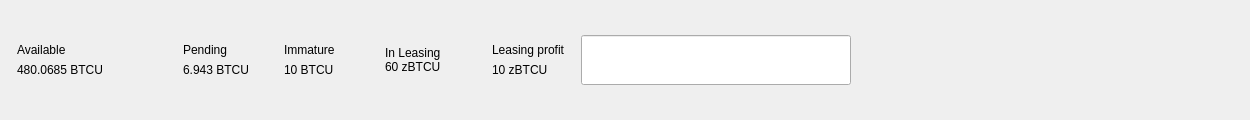
The window that src/qt/btcu/forms/topbar.ui (bitcoin-ultimatum/orion) describes before a commit, drawn with Qt 5.
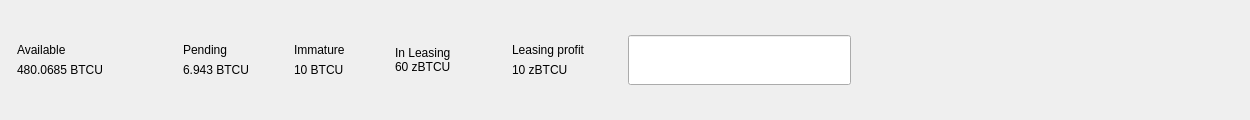
The same window after the commit. Custom widgets are drawn as their Qt base class.

Commit message: In Leasing and Leasing Profit output in the topbar

What changed in the file:
```diff
--- a/src/qt/btcu/forms/topbar.ui
+++ b/src/qt/btcu/forms/topbar.ui
@@ -171,7 +171,7 @@
          <widget class="QLabel" name="labelPendingPiv">
           <property name="minimumSize">
            <size>
-            <width>90</width>
+            <width>100</width>
             <height>0</height>
            </size>
           </property>
@@ -330,7 +330,7 @@
          <widget class="QLabel" name="labelLeasing">
           <property name="minimumSize">
            <size>
-            <width>90</width>
+            <width>100</width>
             <height>0</height>
            </size>
           </property>
@@ -421,6 +421,12 @@
         </item>
         <item>
          <widget class="QLabel" name="labelImmaturezPiv">
+          <property name="minimumSize">
+           <size>
+            <width>100</width>
+            <height>0</height>
+           </size>
+          </property>
           <property name="text">
            <string>10 zBTCU</string>
           </property>
```
The commit also changes 4 other files.
